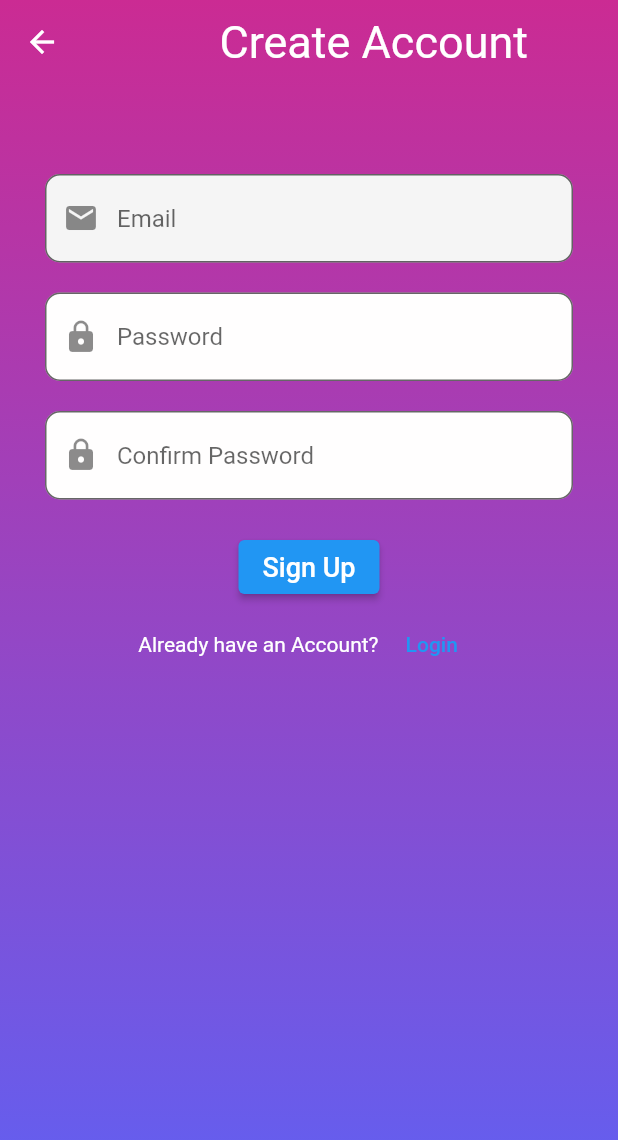
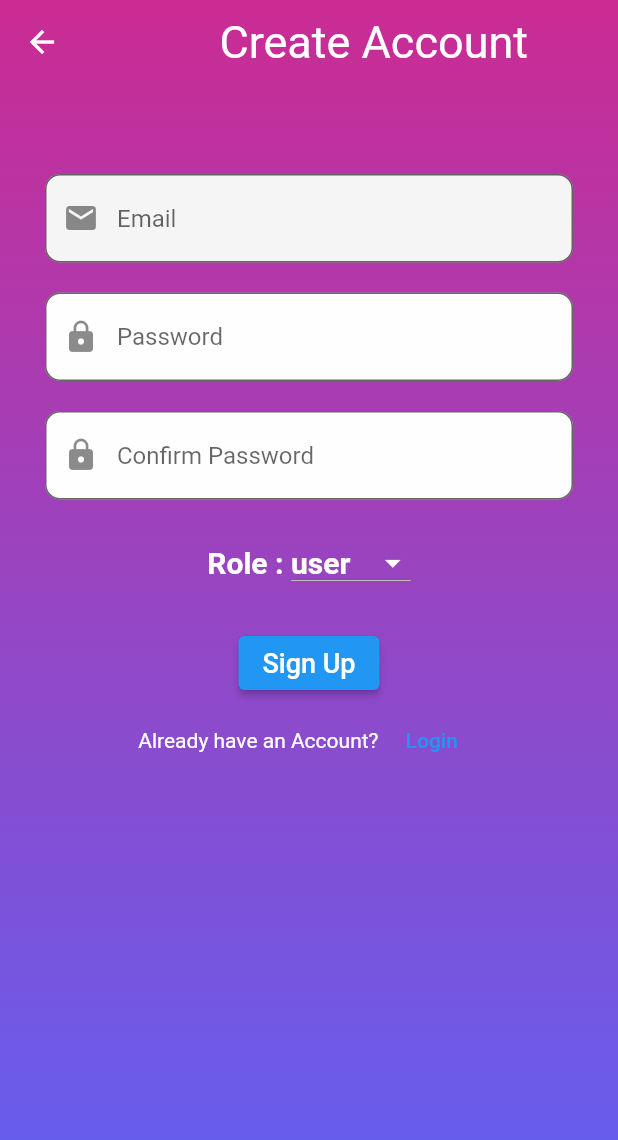
Before and after one commit to surajrd2001/Hostel-complaint-app, a Flutter app: the MyRegister screen opened by its route, on a phone screen of 412 x 824 dp. Shown: the top 1140 px of the screen. Run offline on Flutter 3.47's test engine with Material 2 defaults, Android fonts, the phone set to English and light mode, and no system bars; our stand-ins replace animated_splash_screen, cloud_firestore, file_picker, firebase_auth, firebase_core, firebase_database and 7 more; missing offline and left inert: dart:ffi; accounts and stored records are empty.

Commit message:
role based login

```diff
--- /dev/null
+++ b/lib/model.dart
@@ -0,0 +1,25 @@
+import 'package:cloud_firestore/cloud_firestore.dart';
+
+class UserModel {
+  String? email;
+  String? role;
+  String? uid;
+
+// receiving data
+  UserModel({this.uid, this.email, this.role});
+  factory UserModel.fromMap(map) {
+    return UserModel(
+      uid: map['uid'],
+      email: map['email'],
+      role: map['role'],
+    );
+  }
+// sending data
+  Map<String, dynamic> toMap() {
+    return {
+      'uid': uid,
+      'email': email,
+      'Role': role,
+    };
+  }
+}
--- a/lib/register.dart
+++ b/lib/register.dart
@@ -1,9 +1,11 @@
+import 'package:cloud_firestore/cloud_firestore.dart';
 import 'package:firebase_auth/firebase_auth.dart';
 import 'package:flutter/cupertino.dart';
 import 'package:flutter/material.dart';
 import 'hexcolour.dart';
 import 'package:firebase_core/firebase_core.dart';
 import 'package:hostel_app/login.dart';
+import 'model.dart';
 
 class MyRegister extends StatefulWidget {
   const MyRegister({Key? key}) : super(key: key);
@@ -28,6 +30,16 @@ class _MyRegisterState extends State<MyRegister> {
   final namecontroller = TextEditingController();
   final rollcontroller = TextEditingController();
 
+  final _auth = FirebaseAuth.instance;
+  CollectionReference ref = FirebaseFirestore.instance.collection('users');
+
+  var options = [
+    'user',
+    'admin',
+  ];
+  var _currentItemSelected = "user";
+  var role = "user";
+
   @override
   void dispose() {
     // Clean up the controller when the widget is disposed.
@@ -42,6 +54,7 @@ class _MyRegisterState extends State<MyRegister> {
       try {
         UserCredential userCredential = await FirebaseAuth.instance
             .createUserWithEmailAndPassword(email: email, password: password);
+
         print(userCredential);
         ScaffoldMessenger.of(context).showSnackBar(
           SnackBar(
@@ -52,6 +65,19 @@ class _MyRegisterState extends State<MyRegister> {
             ),
           ),
         );
+        //sending user data to firestore
+        FirebaseFirestore firebaseFirestore = FirebaseFirestore.instance;
+        User? user = _auth.currentUser;
+        UserModel userModel = new UserModel();
+        userModel.email = email;
+        userModel.uid = user!.uid;
+        userModel.role = role;
+
+        await firebaseFirestore
+            .collection("users")
+            .doc(user.uid)
+            .set(userModel.toMap());
+
         Navigator.pushReplacement(
           context,
           MaterialPageRoute(
@@ -201,13 +227,59 @@ class _MyRegisterState extends State<MyRegister> {
                     },
                   ),
                 ),
+                SizedBox(
+                  height: 20,
+                ),
+                Row(
+                  mainAxisAlignment: MainAxisAlignment.center,
+                  children: [
+                    Text(
+                      "Role : ",
+                      style: TextStyle(
+                        fontSize: 20,
+                        fontWeight: FontWeight.bold,
+                        color: Colors.white,
+                      ),
+                    ),
+                    DropdownButton<String>(
+                      dropdownColor: Colors.blue[900],
+                      isDense: true,
+                      isExpanded: false,
+                      iconEnabledColor: Colors.white,
+                      focusColor: Colors.white,
+                      items: options.map((String dropDownStringItem) {
+                        return DropdownMenuItem<String>(
+                          value: dropDownStringItem,
+                          child: Text(
+                            dropDownStringItem,
+                            style: TextStyle(
+                              color: Colors.white,
+                              fontWeight: FontWeight.bold,
+                              fontSize: 20,
+                            ),
+                          ),
+                        );
+                      }).toList(),
+                      onChanged: (newValueSelected) {
+                        setState(() {
+                          _currentItemSelected = newValueSelected!;
+                          role = newValueSelected;
+                        });
+                      },
+                      value: _currentItemSelected,
+                    ),
+                  ],
+                ),
+                SizedBox(
+                  height: 20,
+                ),
                 Container(
                   height: 70,
                   child: Row(
                     mainAxisAlignment: MainAxisAlignment.center,
                     children: [
                       ElevatedButton(
-                        onPressed: () {
+                        onPressed: () async {
                           // Validate returns true if the form is valid, otherwise false.
                           if (_formKey.currentState!.validate()) {
                             setState(() {
@@ -215,7 +287,8 @@ class _MyRegisterState extends State<MyRegister> {
                               password = passwordController.text;
                               confirmPassword = confirmPasswordController.text;
                             });
-                            registration();
+
+                            registration(); //method which is define above for sign up
                           }
                         },
                         child: Text(
```
Also changed, not shown: lib/adminHome.dart (+6 -2 lines), lib/login.dart (+34 -54 lines), 6 other files.
